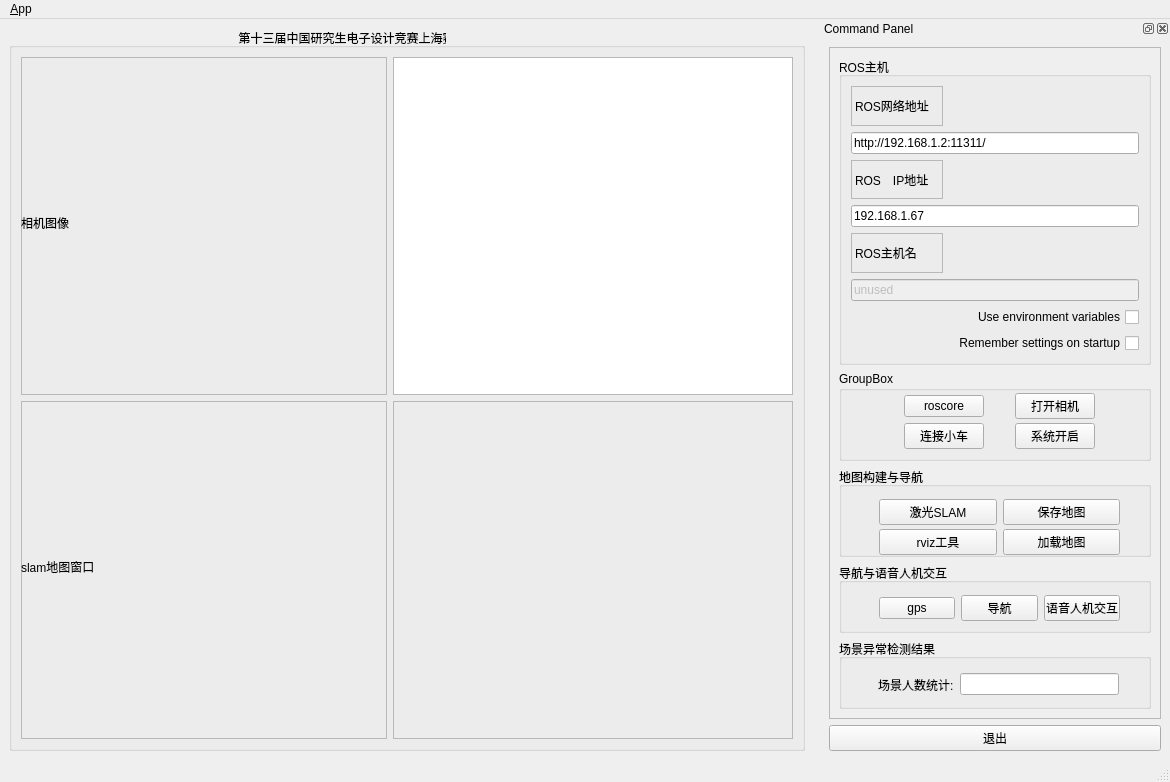
zuwuwang/TX2_qt_ros_ws, file src/guitest/ui/main_window.ui: the form before one commit.
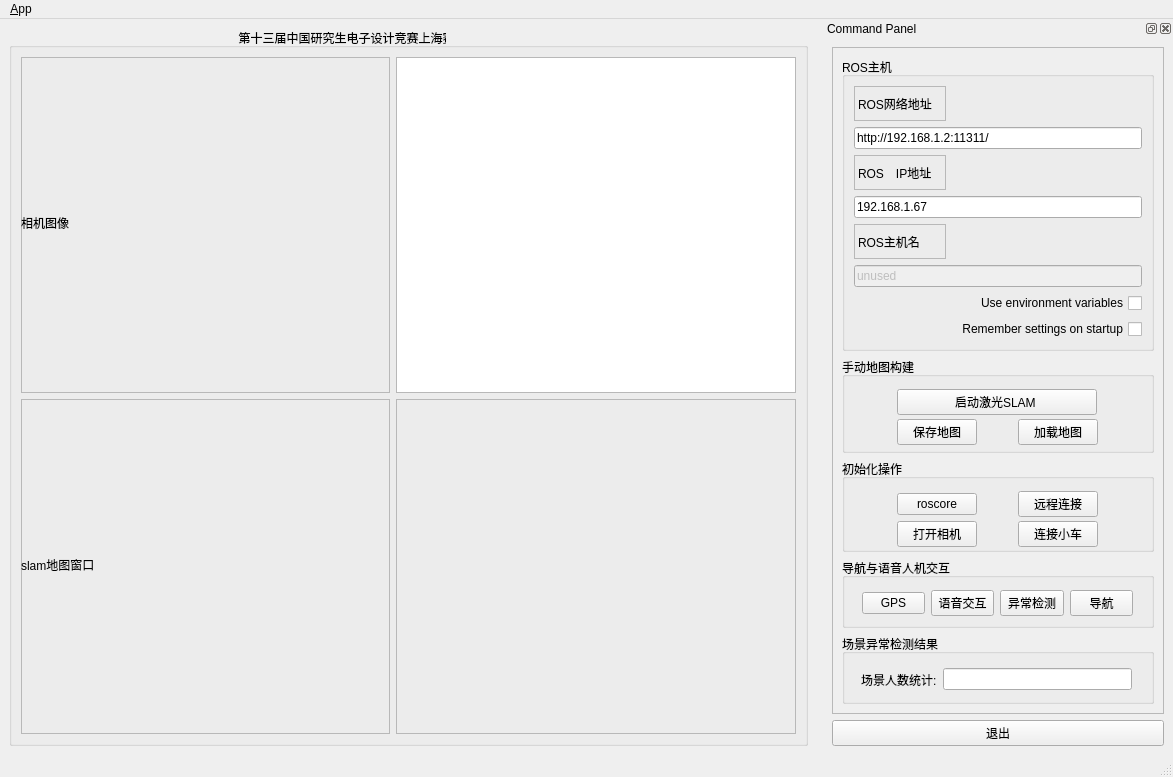
The form after the commit. Icons and pictures are not drawn.

Commit message:
all ok except [gps & slam map display bug] be read to display
20180703,23:57

```diff
--- a/src/guitest/ui/main_window.ui
+++ b/src/guitest/ui/main_window.ui
@@ -6,8 +6,8 @@
    <rect>
     <x>0</x>
     <y>0</y>
-    <width>1170</width>
-    <height>782</height>
+    <width>1173</width>
+    <height>777</height>
    </rect>
   </property>
   <property name="sizePolicy">
@@ -134,7 +134,7 @@
     <rect>
      <x>0</x>
      <y>0</y>
-     <width>1170</width>
+     <width>1173</width>
      <height>19</height>
     </rect>
    </property>
@@ -199,6 +199,12 @@
        <layout class="QVBoxLayout" name="verticalLayout_3">
         <item>
          <widget class="QGroupBox" name="groupBox">
+          <property name="sizePolicy">
+           <sizepolicy hsizetype="Preferred" vsizetype="Preferred">
+            <horstretch>0</horstretch>
+            <verstretch>0</verstretch>
+           </sizepolicy>
+          </property>
           <property name="title">
            <string>ROS主机</string>
           </property>
@@ -301,23 +307,111 @@
           </layout>
          </widget>
         </item>
+        <item>
+         <widget class="QGroupBox" name="groupBox_2">
+          <property name="maximumSize">
+           <size>
+            <width>16777215</width>
+            <height>96</height>
+           </size>
+          </property>
+          <property name="title">
+           <string>手动地图构建</string>
+          </property>
+          <widget class="QWidget" name="horizontalLayoutWidget">
+           <property name="geometry">
+            <rect>
+             <x>20</x>
+             <y>30</y>
+             <width>271</width>
+             <height>31</height>
+            </rect>
+           </property>
+           <layout class="QHBoxLayout" name="horizontalLayout">
+            <item>
+             <widget class="QPushButton" name="button_onestepSLAM">
+              <property name="sizePolicy">
+               <sizepolicy hsizetype="Fixed" vsizetype="Fixed">
+                <horstretch>0</horstretch>
+                <verstretch>0</verstretch>
+               </sizepolicy>
+              </property>
+              <property name="minimumSize">
+               <size>
+                <width>80</width>
+                <height>0</height>
+               </size>
+              </property>
+              <property name="maximumSize">
+               <size>
+                <width>200</width>
+                <height>16777215</height>
+               </size>
+              </property>
+              <property name="text">
+               <string>启动激光SLAM </string>
+              </property>
+             </widget>
+            </item>
+           </layout>
+          </widget>
+          <widget class="QWidget" name="horizontalLayoutWidget_2">
+           <property name="geometry">
+            <rect>
+             <x>20</x>
+             <y>60</y>
+             <width>271</width>
+             <height>31</height>
+            </rect>
+           </property>
+           <layout class="QHBoxLayout" name="horizontalLayout_2">
+            <item>
+             <widget class="QPushButton" name="button_saveMap">
+              <property name="sizePolicy">
+               <sizepolicy hsizetype="Fixed" vsizetype="Fixed">
+                <horstretch>0</horstretch>
+                <verstretch>0</verstretch>
+               </sizepolicy>
+              </property>
+              <property name="text">
+               <string>保存地图</string>
+              </property>
+             </widget>
+            </item>
+            <item>
+             <widget class="QPushButton" name="button_loadMap">
+              <property name="sizePolicy">
+               <sizepolicy hsizetype="Fixed" vsizetype="Fixed">
+                <horstretch>0</horstretch>
+                <verstretch>0</verstretch>
+               </sizepolicy>
+              </property>
+              <property name="text">
+               <string>加载地图</string>
+              </property>
+             </widget>
+            </item>
+           </layout>
+          </widget>
+         </widget>
+        </item>
         <item>
          <widget class="QGroupBox" name="groupBox_3">
           <property name="maximumSize">
            <size>
             <width>16777215</width>
-            <height>90</height>
+            <height>93</height>
            </size>
           </property>
           <property name="title">
-           <string>GroupBox</string>
+           <string>初始化操作</string>
           </property>
           <widget class="QWidget" name="horizontalLayoutWidget_6">
            <property name="geometry">
             <rect>
-             <x>40</x>
-             <y>20</y>
-             <width>241</width>
+             <x>20</x>
+             <y>30</y>
+             <width>271</width>
              <height>31</height>
             </rect>
            </property>
@@ -336,15 +430,21 @@
              </widget>
             </item>
             <item>
-             <widget class="QPushButton" name="button_openCam">
+             <widget class="QPushButton" name="button_natapp">
               <property name="sizePolicy">
                <sizepolicy hsizetype="Fixed" vsizetype="Fixed">
                 <horstretch>0</horstretch>
                 <verstretch>0</verstretch>
                </sizepolicy>
               </property>
+              <property name="minimumSize">
+               <size>
+                <width>40</width>
+                <height>0</height>
+               </size>
+              </property>
               <property name="text">
-               <string>打开相机</string>
+               <string>远程连接</string>
               </property>
              </widget>
             </item>
@@ -353,13 +453,26 @@
           <widget class="QWidget" name="horizontalLayoutWidget_7">
            <property name="geometry">
             <rect>
-             <x>40</x>
-             <y>50</y>
-             <width>241</width>
+             <x>20</x>
+             <y>60</y>
+             <width>271</width>
              <height>31</height>
             </rect>
            </property>
            <layout class="QHBoxLayout" name="horizontalLayout_7">
+            <item>
+             <widget class="QPushButton" name="button_openCam">
+              <property name="sizePolicy">
+               <sizepolicy hsizetype="Fixed" vsizetype="Fixed">
+                <horstretch>0</horstretch>
+                <verstretch>0</verstretch>
+               </sizepolicy>
+              </property>
+              <property name="text">
+               <string>打开相机</string>
+              </property>
+             </widget>
+            </item>
             <item>
              <widget class="QPushButton" name="button_connect_turtlebot">
               <property name="sizePolicy">
@@ -379,6 +492,69 @@
               </property>
              </widget>
             </item>
+           </layout>
+          </widget>
+         </widget>
+        </item>
+        <item>
+         <widget class="QGroupBox" name="groupBox_4">
+          <property name="maximumSize">
+           <size>
+            <width>16777215</width>
+            <height>70</height>
+           </size>
+          </property>
+          <property name="title">
+           <string>导航与语音人机交互</string>
+          </property>
+          <widget class="QWidget" name="horizontalLayoutWidget_4">
+           <property name="geometry">
+            <rect>
+             <x>20</x>
+             <y>30</y>
+             <width>271</width>
+             <height>31</height>
+            </rect>
+           </property>
+           <layout class="QHBoxLayout" name="horizontalLayout_4">
+            <item>
+             <widget class="QPushButton" name="button_gps">
+              <property name="sizePolicy">
+               <sizepolicy hsizetype="Fixed" vsizetype="Fixed">
+                <horstretch>0</horstretch>
+                <verstretch>0</verstretch>
+               </sizepolicy>
+              </property>
+              <property name="minimumSize">
+               <size>
+                <width>40</width>
+                <height>0</height>
+               </size>
+              </property>
+              <property name="text">
+               <string>GPS</string>
+              </property>
+             </widget>
+            </item>
+            <item>
+             <widget class="QPushButton" name="button_speech">
+              <property name="sizePolicy">
+               <sizepolicy hsizetype="Fixed" vsizetype="Fixed">
+                <horstretch>0</horstretch>
+                <verstretch>0</verstretch>
+               </sizepolicy>
+              </property>
+              <property name="minimumSize">
+               <size>
+                <width>40</width>
+                <height>0</height>
+               </size>
+              </property>
+              <property name="text">
+               <string>语音交互</string>
+              </property>
+             </widget>
+            </item>
             <item>
              <widget class="QPushButton" name="button_connect">
               <property name="enabled">
@@ -390,6 +566,12 @@
                 <verstretch>0</verstretch>
                </sizepolicy>
               </property>
+              <property name="minimumSize">
+               <size>
+                <width>30</width>
+                <height>0</height>
+               </size>
+              </property>
               <property name="toolTip">
                <string>Set the target to the current joint trajectory state.</string>
               </property>
@@ -397,122 +579,7 @@
                <string>Clear all waypoints and set the target to the current joint trajectory state.</string>
               </property>
               <property name="text">
-               <string>系统开启</string>
-              </property>
-             </widget>
-            </item>
-           </layout>
-          </widget>
-          <zorder>button_roscore</zorder>
-          <zorder>button_openCam</zorder>
-          <zorder>button_connect_turtlebot</zorder>
-          <zorder>button_connect</zorder>
-          <zorder>horizontalLayoutWidget_6</zorder>
-          <zorder>horizontalLayoutWidget_7</zorder>
-         </widget>
-        </item>
-        <item>
-         <widget class="QGroupBox" name="groupBox_2">
-          <property name="maximumSize">
-           <size>
-            <width>16777215</width>
-            <height>90</height>
-           </size>
-          </property>
-          <property name="title">
-           <string>地图构建与导航</string>
-          </property>
-          <widget class="QWidget" name="horizontalLayoutWidget">
-           <property name="geometry">
-            <rect>
-             <x>40</x>
-             <y>30</y>
-             <width>241</width>
-             <height>31</height>
-            </rect>
-           </property>
-           <layout class="QHBoxLayout" name="horizontalLayout">
-            <item>
-             <widget class="QPushButton" name="button_onestepSLAM">
-              <property name="text">
-               <string>激光SLAM</string>
-              </property>
-             </widget>
-            </item>
-            <item>
-             <widget class="QPushButton" name="button_saveMap">
-              <property name="text">
-               <string>保存地图</string>
-              </property>
-             </widget>
-            </item>
-           </layout>
-          </widget>
-          <widget class="QWidget" name="horizontalLayoutWidget_2">
-           <property name="geometry">
-            <rect>
-             <x>40</x>
-             <y>60</y>
-             <width>241</width>
-             <height>31</height>
-            </rect>
-           </property>
-           <layout class="QHBoxLayout" name="horizontalLayout_2">
-            <item>
-             <widget class="QPushButton" name="button_rviz">
-              <property name="text">
-               <string>rviz工具</string>
-              </property>
-             </widget>
-            </item>
-            <item>
-             <widget class="QPushButton" name="button_loadMap">
-              <property name="text">
-               <string>加载地图</string>
-              </property>
-             </widget>
-            </item>
-           </layout>
-          </widget>
-         </widget>
-        </item>
-        <item>
-         <widget class="QGroupBox" name="groupBox_4">
-          <property name="maximumSize">
-           <size>
-            <width>16777215</width>
-            <height>70</height>
-           </size>
-          </property>
-          <property name="title">
-           <string>导航与语音人机交互</string>
-          </property>
-          <widget class="QWidget" name="horizontalLayoutWidget_4">
-           <property name="geometry">
-            <rect>
-             <x>40</x>
-             <y>30</y>
-             <width>241</width>
-             <height>31</height>
-            </rect>
-           </property>
-           <layout class="QHBoxLayout" name="horizontalLayout_4">
-            <item>
-             <widget class="QPushButton" name="button_gps">
-              <property name="sizePolicy">
-               <sizepolicy hsizetype="Fixed" vsizetype="Fixed">
-                <horstretch>0</horstretch>
-                <verstretch>0</verstretch>
-               </sizepolicy>
-              </property>
-              <property name="minimumSize">
-               <size>
-                <width>40</width>
-                <height>0</height>
-               </size>
-              </property>
-              <property name="text">
-               <string>gps</string>
+               <string>异常检测</string>
               </property>
              </widget>
             </item>
@@ -541,25 +608,6 @@
               </property>
              </widget>
             </item>
-            <item>
-             <widget class="QPushButton" name="button_speech">
-              <property name="sizePolicy">
-               <sizepolicy hsizetype="Fixed" vsizetype="Fixed">
-                <horstretch>0</horstretch>
-                <verstretch>0</verstretch>
-               </sizepolicy>
-              </property>
-              <property name="minimumSize">
-               <size>
-                <width>40</width>
-                <height>0</height>
-               </size>
-              </property>
-              <property name="text">
-               <string>语音人机交互</string>
-              </property>
-             </widget>
-            </item>
            </layout>
           </widget>
          </widget>
@@ -578,9 +626,9 @@
           <widget class="QWidget" name="horizontalLayoutWidget_5">
            <property name="geometry">
             <rect>
-             <x>39</x>
+             <x>19</x>
              <y>30</y>
-             <width>241</width>
+             <width>271</width>
              <height>31</height>
             </rect>
            </property>
```
The commit also changes 425 other files.
